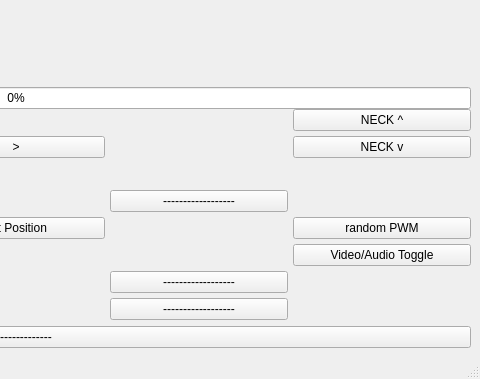
varram-suh/etri-server, file mdichild.ui: the form before one commit; both pictures show x 448 to 928 and y 251 to 630 of the 928 by 630 pixel window.
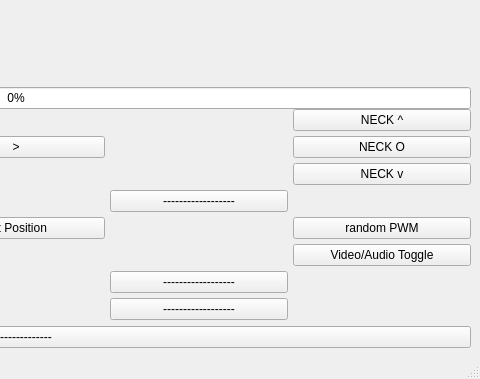
The form after the commit. Custom widgets are drawn as their Qt base class.

Commit message: neck, wheel function add, proto buf changed

The edit to the form file:
```diff
--- a/mdichild.ui
+++ b/mdichild.ui
@@ -185,13 +185,20 @@
           </property>
          </widget>
         </item>
-        <item row="1" column="5">
+        <item row="2" column="5">
          <widget class="QPushButton" name="moveNeckDown">
           <property name="text">
            <string>NECK v</string>
           </property>
          </widget>
         </item>
+        <item row="1" column="5">
+         <widget class="QPushButton" name="moveNeckOriginButton">
+          <property name="text">
+           <string>NECK O</string>
+          </property>
+         </widget>
+        </item>
        </layout>
       </item>
      </layout>
```
The commit also changes 5 other files.
